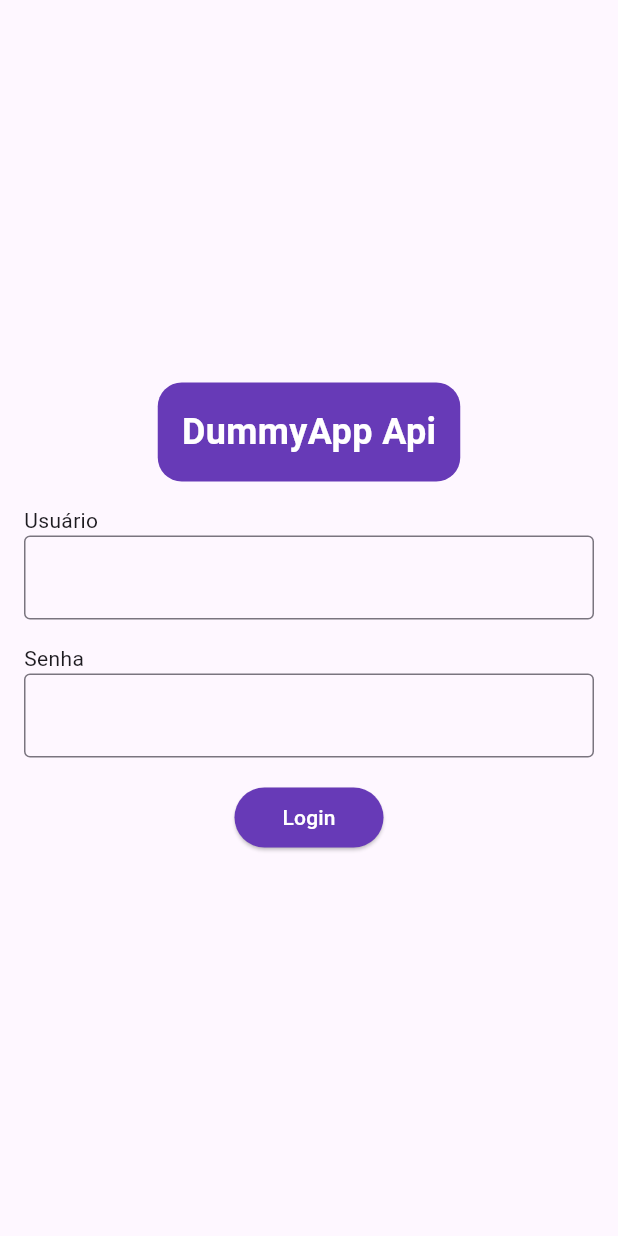
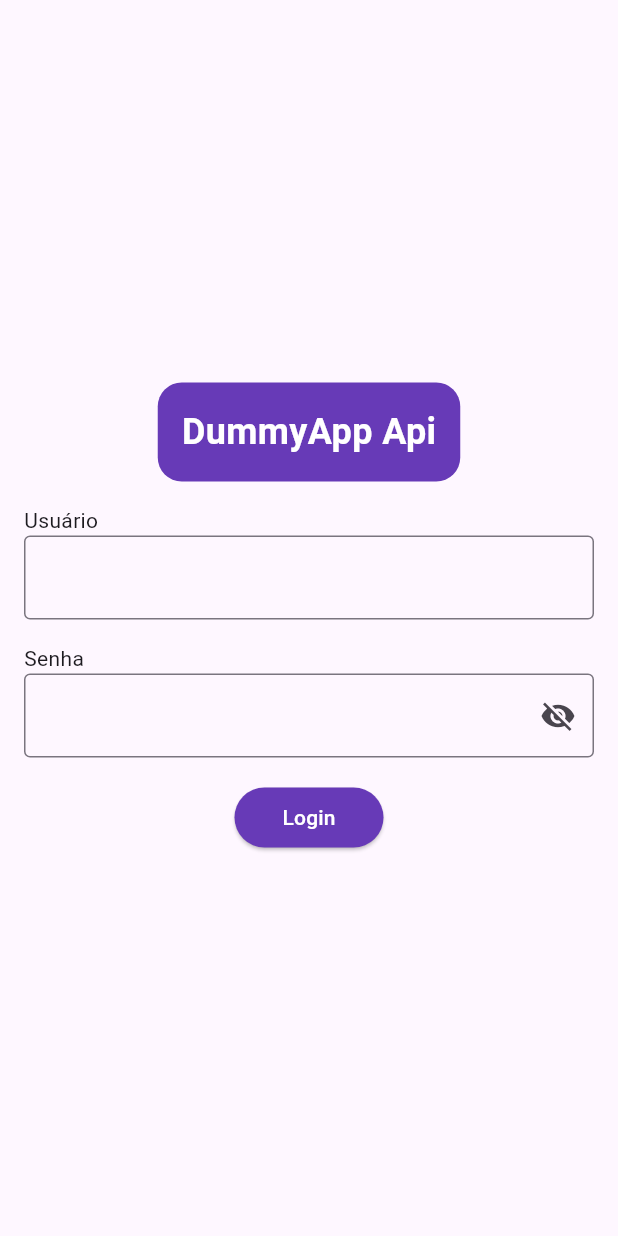
Before and after one commit to LukGaming/curso_mvvm_youtube, a Flutter app: the screen it shows after launch, on a phone screen of 412 x 824 dp. Run offline on Flutter 3.47's test engine with Material 3 defaults, Android fonts, the phone set to English and light mode, and no system bars; our stand-ins replace dio, go_router.

Commit message:
Aula Rotas

```diff
--- a/lib/main.dart
+++ b/lib/main.dart
@@ -1,8 +1,4 @@
-import 'package:curso_mvvm_youtube/data/repositories/auth/auth_repository_remote.dart';
-import 'package:curso_mvvm_youtube/data/services/api/api_client.dart';
-import 'package:curso_mvvm_youtube/ui/auth/login/view_models/login_viewmodel.dart';
-import 'package:curso_mvvm_youtube/ui/auth/login/widgets/login_screen.dart';
-import 'package:dio/dio.dart';
+import 'package:curso_mvvm_youtube/routing/router.dart';
 import 'package:flutter/material.dart';
 
 void main() {
@@ -14,16 +10,10 @@ class MyApp extends StatelessWidget {
 
   @override
   Widget build(BuildContext context) {
-    return MaterialApp(
+    return MaterialApp.router(
+      routerConfig: router(),
       title: 'Flutter Demo',
       theme: ThemeData(colorScheme: .fromSeed(seedColor: Colors.deepPurple)),
-      home: LoginScreen(
-        loginViewmodel: LoginViewmodel(
-          authRepository: AuthRepositoryRemote(
-            apiClient: ApiClient(apiUrl: "https://dummyjson.com", dio: Dio()),
-          ),
-        ),
-      ),
     );
   }
 }
--- /dev/null
+++ b/lib/routing/router.dart
@@ -0,0 +1,27 @@
+import 'package:curso_mvvm_youtube/data/repositories/auth/auth_repository_remote.dart';
+import 'package:curso_mvvm_youtube/data/services/api/api_client.dart';
+import 'package:curso_mvvm_youtube/routing/routes.dart';
+import 'package:curso_mvvm_youtube/ui/auth/login/view_models/login_viewmodel.dart';
+import 'package:curso_mvvm_youtube/ui/auth/login/widgets/login_screen.dart';
+import 'package:curso_mvvm_youtube/ui/home/widgets/home_screen.dart';
+import 'package:dio/dio.dart';
+import 'package:go_router/go_router.dart';
+
+GoRouter router() {
+  return GoRouter(
+    initialLocation: Routes.login,
+    routes: [
+      GoRoute(
+        path: Routes.login,
+        builder: (context, state) => LoginScreen(
+          loginViewmodel: LoginViewmodel(
+            authRepository: AuthRepositoryRemote(
+              apiClient: ApiClient(apiUrl: "https://dummyjson.com", dio: Dio()),
+            ),
+          ),
+        ),
+      ),
+      GoRoute(path: Routes.home, builder: (context, state) => HomeScreen()),
+    ],
+  );
+}
--- /dev/null
+++ b/lib/routing/routes.dart
@@ -0,0 +1,4 @@
+class Routes {
+  static const home = "/";
+  static const login = "/login";
+}
--- a/lib/ui/auth/login/widgets/login_form_widget.dart
+++ b/lib/ui/auth/login/widgets/login_form_widget.dart
@@ -1,6 +1,8 @@
+import 'package:curso_mvvm_youtube/routing/routes.dart';
 import 'package:curso_mvvm_youtube/ui/auth/login/view_models/login_viewmodel.dart';
 import 'package:curso_mvvm_youtube/ui/home/widgets/home_screen.dart';
 import 'package:flutter/material.dart';
+import 'package:go_router/go_router.dart';
 
 class LoginFormWidget extends StatefulWidget {
   final LoginViewmodel loginViewmodel;
@@ -14,6 +16,7 @@ class _LoginFormWidgetState extends State<LoginFormWidget> {
   final usernameController = TextEditingController();
   final passwordController = TextEditingController();
   final _formKey = GlobalKey<FormState>();
+  bool isPasswordObscure = true;
 
   @override
   void initState() {
@@ -47,7 +50,7 @@ class _LoginFormWidgetState extends State<LoginFormWidget> {
             children: [
               Row(children: [Text("Senha")]),
               TextFormField(
-                obscureText: true,
+                obscureText: isPasswordObscure,
                 validator: (value) {
                   if (value == null || value.isEmpty) {
                     return "Por favor, digite a senha";
@@ -55,7 +58,17 @@ class _LoginFormWidgetState extends State<LoginFormWidget> {
                   return null;
                 },
                 controller: passwordController,
-                decoration: InputDecoration(border: OutlineInputBorder()),
+                decoration: InputDecoration(
+                  border: OutlineInputBorder(),
+                  suffixIcon: IconButton(
+                    onPressed: _togglePasswordVisibility,
+                    icon: Icon(
+                      isPasswordObscure
+                          ? Icons.visibility_off
+                          : Icons.visibility,
+                    ),
+                  ),
+                ),
               ),
             ],
           ),
@@ -105,10 +118,7 @@ class _LoginFormWidgetState extends State<LoginFormWidget> {
       );
     }
     if (command.completed) {
-      Navigator.of(context).pushAndRemoveUntil(
-        MaterialPageRoute(builder: (context) => HomeScreen()),
-        (route) => false,
-      );
+      context.go(Routes.home);
       ScaffoldMessenger.of(context).showSnackBar(
         SnackBar(
           backgroundColor: Colors.green,
@@ -116,6 +126,12 @@ class _LoginFormWidgetState extends State<LoginFormWidget> {
         ),
       );
     }
+  }
+
+  void _togglePasswordVisibility() {
+    setState(() {
+      isPasswordObscure = !isPasswordObscure;
+    });
   }
 
   @override
--- a/pubspec.yaml
+++ b/pubspec.yaml
@@ -35,6 +35,7 @@ dependencies:
   # Use with the CupertinoIcons class for iOS style icons.
   cupertino_icons: ^1.0.8
   dio: ^5.9.2
+  go_router: ^17.2.2
 
 dev_dependencies:
   flutter_test:
```
Also changed, not shown: pubspec.lock.
